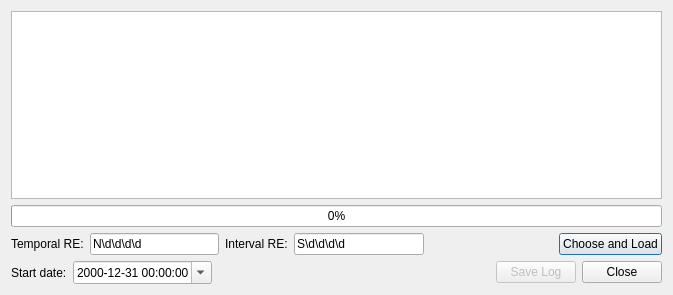
Qt form ui_temporalrasterloaderdialog.ui (mbernasocchi/multiview) before a commit.
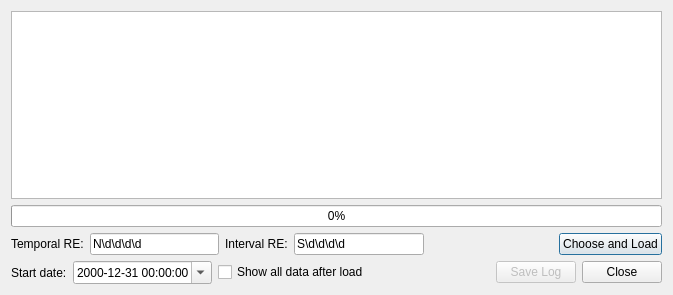
The same form after that commit.

```diff
--- a/ui_temporalrasterloaderdialog.ui
+++ b/ui_temporalrasterloaderdialog.ui
@@ -113,6 +113,13 @@
          </property>
         </widget>
        </item>
+       <item>
+        <widget class="QCheckBox" name="dataVisible">
+         <property name="text">
+          <string>Show all data after load</string>
+         </property>
+        </widget>
+       </item>
        <item>
         <spacer name="horizontalSpacer_2">
          <property name="orientation">
```
